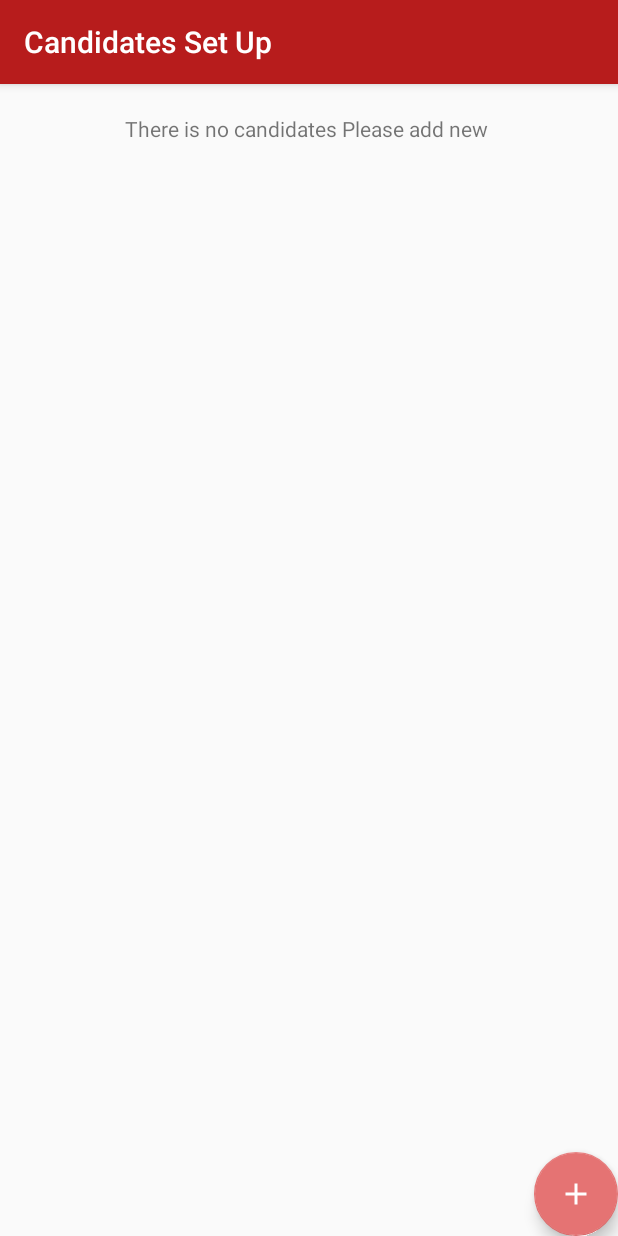
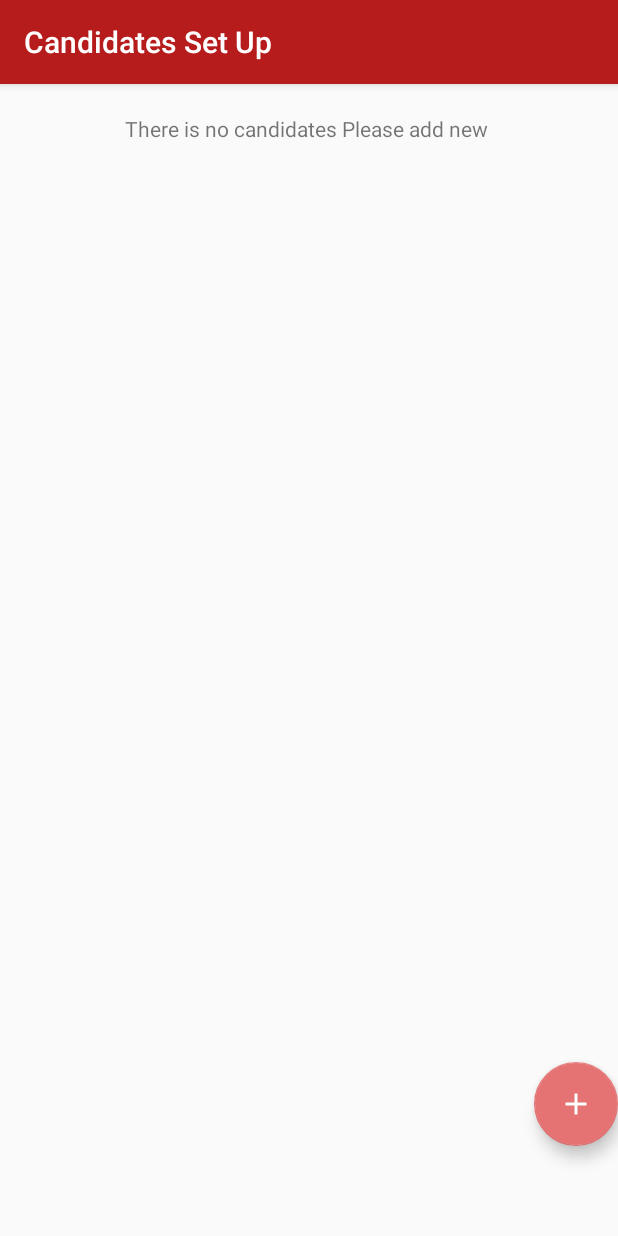
Before and after one commit to arinirae/VoteApp, an Android app: the AddCandidates screen opened directly, with no data from a screen before it, on a phone screen of 412 x 824 dp. Run offline under Robolectric (Android 15) with nearby library versions, the phone set to English and light mode, and no system bars; our stand-ins replace Firebase (no records; nobody signed in at launch, a user with empty details on screens opened directly), Picasso; libraries missing offline, so code that uses them is left out: com.firebase.client; pictures from the network do not load; 2 statements that could not run were skipped.

Commit message:
Mengembalikan kode yang hilang

```diff
--- a/app/src/main/AndroidManifest.xml
+++ b/app/src/main/AndroidManifest.xml
@@ -31,6 +31,7 @@
         <activity android:name=".HasilActivity" />
         <activity android:name=".UserActivity" />
         <activity android:name=".AddVote" />
+        <activity android:name=".InputCanActivity" />
         <activity
             android:name=".AddCandidates"
             android:label="@string/title_activity_add_candidates" />
--- a/app/src/main/java/id/sch/smktelkom_mlg/project/xiirpl109192939/voteapp/AddCandidates.java
+++ b/app/src/main/java/id/sch/smktelkom_mlg/project/xiirpl109192939/voteapp/AddCandidates.java
@@ -20,18 +20,19 @@ import id.sch.smktelkom_mlg.project.xiirpl109192939.voteapp.model.Candidates;
 public class AddCandidates extends AppCompatActivity {
     public static final int REQUEST_CODE_ADD = 112;
     public static final String CAN_CON = "0";
+    public static final String INVC = "INVC";
     ArrayList<Candidates> mListCan = new ArrayList<>();
     ArrayList<Bitmap> poto = new ArrayList<>();
     CandidatesAdapter mAdapterCan;
     //FloatingActionButton fabAC;
-    Button fabNext;
+    FloatingActionButton fabNext;
     String nowCode;
     TextView tvCan;
     FloatingActionButton fabAC;
     VoteAPI vp = new VoteAPI();
-    String foto64;
     @Override
     protected void onCreate(Bundle savedInstanceState) {
+        nowCode = getIntent().getStringExtra(AddVote.INVC);
         super.onCreate(savedInstanceState);
         setContentView(R.layout.activity_add_candidates);
         tvCan = (TextView) findViewById(R.id.tvCandidates);
@@ -41,15 +42,17 @@ public class AddCandidates extends AppCompatActivity {
             @Override
             public void onClick(View v) {
                 Intent intentadd = new Intent(getBaseContext(),InputCanActivity.class);
+                intentadd.putExtra(INVC,nowCode);
                 intentadd.putExtra(CAN_CON,String.valueOf(vp.getIncrement()));
-                vp.incrementAdd();
                 startActivityForResult(intentadd, REQUEST_CODE_ADD);
             }
         });
-        fabNext = (Button) findViewById(R.id.buttonN);
+        fabNext = (FloatingActionButton) findViewById(R.id.fabNext);
         fabNext.setOnClickListener(new View.OnClickListener() {
             @Override
             public void onClick(View v) {
+                Intent intentback = new Intent();
+                setResult(RESULT_OK,intentback);
                 finish();
             }
         });
@@ -60,7 +63,7 @@ public class AddCandidates extends AppCompatActivity {
         RecyclerView recyclerView = (RecyclerView) findViewById(R.id.recycleViewCan);
         LinearLayoutManager linearLayoutManager = new LinearLayoutManager(this);
         recyclerView.setLayoutManager(linearLayoutManager);
-        mAdapterCan = new CandidatesAdapter(mListCan);
+        mAdapterCan = new CandidatesAdapter(this,mListCan);
         recyclerView.setAdapter(mAdapterCan);
     }
 
@@ -75,6 +78,7 @@ public class AddCandidates extends AppCompatActivity {
             showHideFab();
             return;
         }else if (requestCode == REQUEST_CODE_ADD && resultCode == RESULT_OK) {
+            vp.incrementAdd();
             mListCan.add(new Candidates(data.getStringExtra(InputCanActivity.NAMA_CAN),data.getStringExtra(InputCanActivity.DESK_CAN),data.getStringExtra(InputCanActivity.FURI_CAN)));
             Toast.makeText(this, "Candidates Added", Toast.LENGTH_SHORT).show();
             mAdapterCan.notifyDataSetChanged();
--- a/app/src/main/java/id/sch/smktelkom_mlg/project/xiirpl109192939/voteapp/InputCanActivity.java
+++ b/app/src/main/java/id/sch/smktelkom_mlg/project/xiirpl109192939/voteapp/InputCanActivity.java
@@ -23,15 +23,15 @@ public class InputCanActivity extends AppCompatActivity {
     private static final int REQUEST_IMAGE_CAPTURE = 111;
     ImageView mImageCan;
     EditText edNamaCan,edDeskCan;
-    //String nowCode = "";
     boolean isImage = false;
-    String nowCode = "-KVU0TrhkmVuBMmTedwz";
+    String nowCode = "";
     VoteAPI vp = new VoteAPI();
     FloatingActionButton fabAIC;
     int ke;
     String namapoto;
     @Override
     protected void onCreate(Bundle savedInstanceState) {
+        nowCode=getIntent().getStringExtra(AddCandidates.INVC);
         super.onCreate(savedInstanceState);
         setContentView(R.layout.activity_input_can);
         getSupportActionBar().setDisplayHomeAsUpEnabled(true);
--- a/app/src/main/java/id/sch/smktelkom_mlg/project/xiirpl109192939/voteapp/VoteAPI.java
+++ b/app/src/main/java/id/sch/smktelkom_mlg/project/xiirpl109192939/voteapp/VoteAPI.java
@@ -152,7 +152,7 @@ data.put(ds.getKey(),ds.getValue().toString());
     public boolean findKey(String what){
         boolean res = false;
         for (int i=0;i<datakey.size();i++) {
-        if(getKey(i).equals(what)){ res = true;}
+        if(this.datakey.get(i).equals(what)){ res = true;}
         }
         return res;
     }
--- a/app/src/main/java/id/sch/smktelkom_mlg/project/xiirpl109192939/voteapp/adapter/CandidatesAdapter.java
+++ b/app/src/main/java/id/sch/smktelkom_mlg/project/xiirpl109192939/voteapp/adapter/CandidatesAdapter.java
@@ -31,11 +31,6 @@ import id.sch.smktelkom_mlg.project.xiirpl109192939.voteapp.model.Candidates;
 public class CandidatesAdapter extends RecyclerView.Adapter<CandidatesAdapter.ViewHolder> {
     ArrayList<Candidates>   candidatelist;
     private Context context;
-
-    public CandidatesAdapter(ArrayList<Candidates> mListCan) {
-
-    }
-
     @Override
     public ViewHolder onCreateViewHolder(ViewGroup parent, int viewType) {
         View v = LayoutInflater.from(parent.getContext()).inflate(R.layout.candidate_list,parent,false);
@@ -48,8 +43,6 @@ public class CandidatesAdapter extends RecyclerView.Adapter<CandidatesAdapter.Vi
         final Candidates candi = candidatelist.get(position);
         holder.tvNamaCan.setText(candi.nama);
         holder.tvDeskripsiCan.setText(candi.deskripsi);
-
-
         FirebaseStorage fsref = FirebaseStorage.getInstance();
         StorageReference ref = fsref.getReferenceFromUrl("gs://voteapp-e3557.appspot.com/image/");
         ref.child(candi.foto).getDownloadUrl().addOnSuccessListener(new OnSuccessListener<Uri>() {
--- a/app/src/main/java/id/sch/smktelkom_mlg/project/xiirpl109192939/voteapp/model/Candidates.java
+++ b/app/src/main/java/id/sch/smktelkom_mlg/project/xiirpl109192939/voteapp/model/Candidates.java
@@ -16,9 +16,6 @@ public class Candidates {
         this.foto = foto;
     }
 
-    public Candidates(){
-
-    }
 
     public String getNama() {
         return nama;
--- a/app/src/main/res/layout/activity_add_candidates.xml
+++ b/app/src/main/res/layout/activity_add_candidates.xml
@@ -7,25 +7,16 @@
     android:layout_width="match_parent"
     tools:context="id.sch.smktelkom_mlg.project.xiirpl109192939.voteapp.AddCandidates">
 
-    <android.support.design.widget.FloatingActionButton
-        android:layout_width="wrap_content"
-        android:layout_height="wrap_content"
-        android:id="@+id/fabAC"
-        android:clickable="true"
-        android:layout_alignParentBottom="true"
-        android:layout_alignParentRight="true"
-        app:layout_anchorGravity="bottom|right|end"/>
 
     <LinearLayout
         android:orientation="vertical"
         android:layout_width="match_parent"
         android:layout_height="match_parent">
 
-        <FrameLayout
+        <Space
             android:layout_width="match_parent"
-            android:layout_height="20dp">
+            android:layout_height="20dp"/>
 
-        </FrameLayout>
 
         <Button
             android:layout_width="match_parent"
@@ -44,7 +35,10 @@
             android:layout_centerHorizontal="true"
             android:layout_gravity="center_horizontal" />
 
-        <android.support.v7.widget.RecyclerView
+
+
+    </LinearLayout>
+    <android.support.v7.widget.RecyclerView
         android:id="@+id/recycleViewCan"
         android:layout_width="match_parent"
         android:layout_height="fill_parent"
@@ -56,8 +50,28 @@
         android:scrollbars="vertical"
         app:layout_behavior="@string/appbar_scrolling_view_behavior"
         />
+    <android.support.design.widget.FloatingActionButton
+        android:layout_width="wrap_content"
+        android:layout_height="wrap_content"
+        android:id="@+id/fabAC"
+        android:clickable="true"
+        app:fabSize="normal"
+        android:layout_alignParentBottom="true"
+        android:layout_alignParentRight="true"
+        android:layout_marginBottom="60dp"
+        app:layout_anchorGravity="bottom|right|end"/>
+    <android.support.design.widget.FloatingActionButton
+        android:layout_width="wrap_content"
+        android:layout_height="wrap_content"
+        android:id="@+id/fabNext"
+        android:clickable="true"
+        app:fabSize="normal"
+        android:layout_above="@+id/fabAC"
+        android:layout_alignParentBottom="true"
+        android:layout_alignParentRight="true"
+        app:layout_anchorGravity="bottom|right|end"/>
 
-    </LinearLayout>
+
 
 </RelativeLayout>
 
--- a/app/src/main/res/menu/activity_home_vote_drawer.xml
+++ b/app/src/main/res/menu/activity_home_vote_drawer.xml
@@ -7,13 +7,13 @@
             android:title="Voting" />
         <item
             android:id="@+id/nav_buatVoting"
-            android:title="Buat Voting" />
+            android:title="Create Vote" />
         <item
             android:id="@+id/nav_riwayatVote"
-            android:title="Riwayat Voting"/>
+            android:title="Vote History"/>
         <item
             android:id="@+id/nav_logout"
-            android:title="" />
+            android:title="Logout" />
     </group>
 
     <!--<item android:title="Communicate">-->
--- a/app/src/main/res/values/strings.xml
+++ b/app/src/main/res/values/strings.xml
@@ -12,4 +12,8 @@
 
     <!-- TODO: Remove or change this placeholder text -->
     <string name="hello_blank_fragment">Hello blank fragment</string>
+    <string name="candidate_list_edit">EDIT</string>
+    <string name="can_edit">Edit</string>
+    <string name="candidate_list_delete">DELETE</string>
+    <string name="can_delete">Delete</string>
 </resources>
--- a/gradle.properties
+++ b/gradle.properties
@@ -6,8 +6,8 @@
 # http://www.gradle.org/docs/current/userguide/build_environment.html
 # Specifies the JVM arguments used for the daemon process.
 # The setting is particularly useful for tweaking memory settings.
-org.gradle.jvmargs=-Xmx1536m
-#org.gradle.jvmargs=-XX\:MaxHeapSize\=256m -Xmx1024m
+#org.gradle.jvmargs=-Xmx1536m
+org.gradle.jvmargs=-XX\:MaxHeapSize\=256m -Xmx1024m
 # When configured, Gradle will run in incubating parallel mode.
 # This option should only be used with decoupled projects. More details, visit
 # http://www.gradle.org/docs/current/userguide/multi_project_builds.html#sec:decoupled_projects
```
Also changed, not shown: app/src/main/java/id/sch/smktelkom_mlg/project/xiirpl109192939/voteapp/AddVote.java (+12 -2 lines), app/src/main/java/id/sch/smktelkom_mlg/project/xiirpl109192939/voteapp/VoteFragment.java (+42 -9 lines), app/src/main/res/drawable/ic_play_arrow_black_24dp.xml (added, +9 -0 lines), app/src/main/res/layout/candidate_list.xml (+19 -22 lines).
